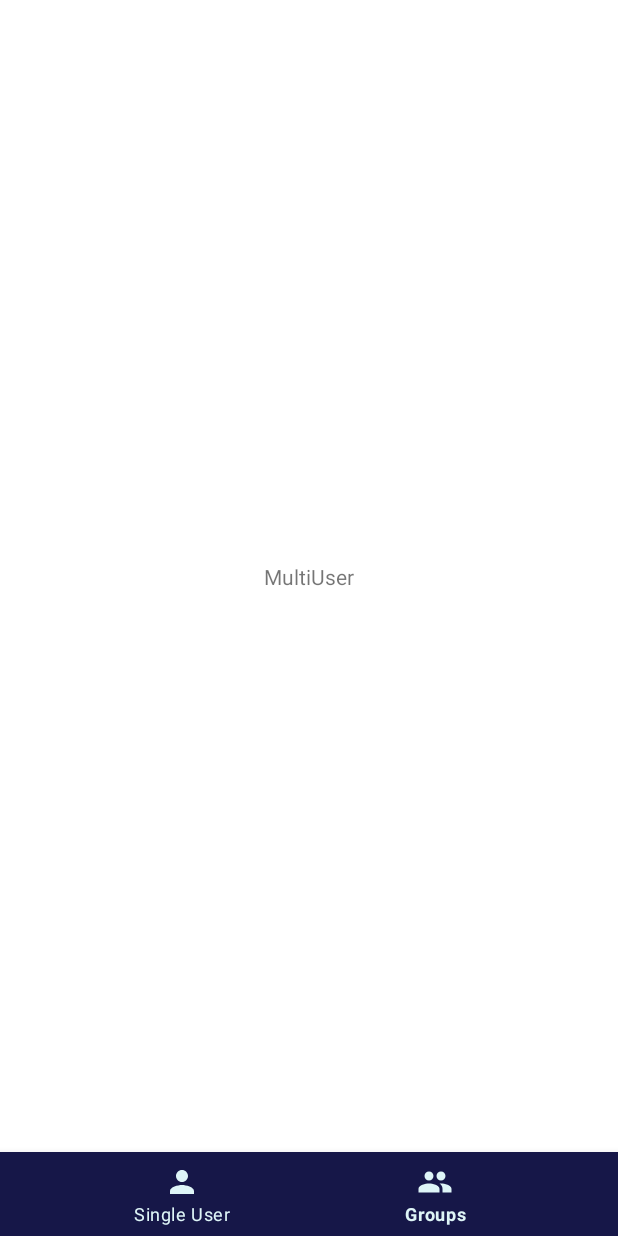
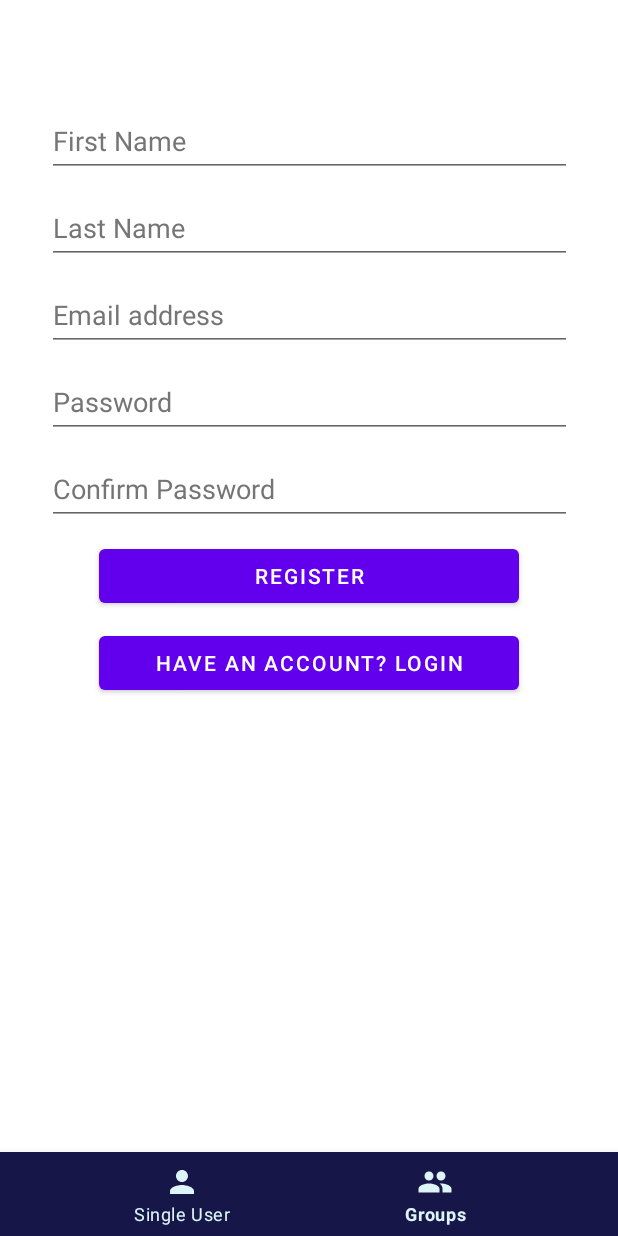
Before and after one commit to ambikabongirwar/Hora, an Android app: the MultiUserFragment screen opened through its navigation route, item 2 of the bottom bar chosen, on a phone screen of 412 x 824 dp. Run offline under Robolectric (Android 15) with nearby library versions, the phone set to English and light mode, and no system bars; our stand-ins replace navigation-ui.

Commit message:
Added register and login fragments along with establishing navigation.

```diff
--- a/app/src/main/java/com/example/miniproject1/multiUser/MultiUserFragment.kt
+++ b/app/src/main/java/com/example/miniproject1/multiUser/MultiUserFragment.kt
@@ -9,16 +9,13 @@ import com.example.miniproject1.R
 
 class MultiUserFragment : Fragment() {
 
-    override fun onCreate(savedInstanceState: Bundle?) {
-        super.onCreate(savedInstanceState)
-    }
-
     override fun onCreateView(
         inflater: LayoutInflater, container: ViewGroup?,
         savedInstanceState: Bundle?
     ): View? {
         // Inflate the layout for this fragment
-        return inflater.inflate(R.layout.fragment_multi_user, container, false)
+        val view: View = inflater.inflate(R.layout.fragment_multi_user, container, false)
+        return view
     }
 
 }
--- /dev/null
+++ b/app/src/main/java/com/example/miniproject1/multiUser/RegisterFragment.kt
@@ -0,0 +1,39 @@
+package com.example.miniproject1.multiUser
+
+import android.os.Bundle
+import androidx.fragment.app.Fragment
+import android.view.LayoutInflater
+import android.view.View
+import android.view.ViewGroup
+import android.widget.Button
+import androidx.navigation.NavController
+import androidx.navigation.Navigation
+import com.example.miniproject1.R
+
+class RegisterFragment : Fragment(), View.OnClickListener {
+
+    var navController: NavController? = null
+
+    override fun onCreateView(
+        inflater: LayoutInflater, container: ViewGroup?,
+        savedInstanceState: Bundle?
+    ): View? {
+        // Inflate the layout for this fragment
+        return inflater.inflate(R.layout.fragment_register, container, false)
+    }
+
+    override fun onViewCreated(view: View, savedInstanceState: Bundle?) {
+        super.onViewCreated(view, savedInstanceState)
+        navController = Navigation.findNavController(view)
+        view.findViewById<Button>(R.id.btnRegisterToLogin).setOnClickListener(this)
+        view.findViewById<Button>(R.id.btnRegister).setOnClickListener(this)
+    }
+
+    override fun onClick(v: View?) {
+        when(v!!.id) {
+            R.id.btnRegister -> navController!!.navigate(R.id.action_registerFragment_to_multiUserFragment)
+            R.id.btnRegisterToLogin -> navController!!.navigate(R.id.action_registerFragment_to_loginFragment)
+        }
+    }
+
+}
--- a/app/src/main/res/layout/fragment_multi_user.xml
+++ b/app/src/main/res/layout/fragment_multi_user.xml
@@ -2,16 +2,16 @@
 <androidx.constraintlayout.widget.ConstraintLayout xmlns:android="http://schemas.android.com/apk/res/android"
     xmlns:app="http://schemas.android.com/apk/res-auto"
     xmlns:tools="http://schemas.android.com/tools"
+    android:id="@+id/frameLayout"
     android:layout_width="match_parent"
     android:layout_height="match_parent"
-    tools:context=".MultiUserFragment">
-
+    tools:context=".multiUser.MultiUserFragment">
 
     <TextView
-    android:id="@+id/textView2"
+        android:id="@+id/textView"
         android:layout_width="wrap_content"
         android:layout_height="wrap_content"
-    android:text="@string/multiuser"
+        android:text="Muti User Fragment"
         app:layout_constraintBottom_toBottomOf="parent"
         app:layout_constraintEnd_toEndOf="parent"
         app:layout_constraintStart_toStartOf="parent"
--- /dev/null
+++ b/app/src/main/res/layout/fragment_register.xml
@@ -0,0 +1,105 @@
+<?xml version="1.0" encoding="utf-8"?>
+<androidx.constraintlayout.widget.ConstraintLayout xmlns:android="http://schemas.android.com/apk/res/android"
+    xmlns:app="http://schemas.android.com/apk/res-auto"
+    xmlns:tools="http://schemas.android.com/tools"
+    android:id="@+id/frameLayout2"
+    android:layout_width="match_parent"
+    android:layout_height="match_parent"
+    tools:context=".multiUser.RegisterFragment" >
+
+    <EditText
+        android:id="@+id/editTextRegisterFirstName"
+        android:layout_width="350dp"
+        android:layout_height="wrap_content"
+        android:ems="10"
+        android:layout_margin="10dp"
+        android:hint="@string/first_name"
+        android:importantForAutofill="no"
+        android:inputType="textPersonName"
+        android:minHeight="48dp"
+        android:textColorHint="#757575"
+        app:layout_constraintBottom_toTopOf="@+id/editTextRegisterLastName"
+        app:layout_constraintEnd_toEndOf="parent"
+        app:layout_constraintStart_toStartOf="parent" />
+
+    <EditText
+        android:id="@+id/editTextRegisterLastName"
+        android:layout_width="350dp"
+        android:layout_height="wrap_content"
+        android:ems="10"
+        android:layout_margin="10dp"
+        android:hint="@string/last_name"
+        android:importantForAutofill="no"
+        android:inputType="textPersonName"
+        android:minHeight="48dp"
+        android:textColorHint="#757575"
+        app:layout_constraintBottom_toTopOf="@+id/editTextRegisterEmailAddress"
+        app:layout_constraintEnd_toEndOf="parent"
+        app:layout_constraintStart_toStartOf="parent" />
+
+    <EditText
+        android:id="@+id/editTextRegisterEmailAddress"
+        android:layout_width="350dp"
+        android:layout_height="wrap_content"
+        android:ems="10"
+        android:layout_margin="10dp"
+        android:hint="@string/email_input"
+        android:importantForAutofill="no"
+        android:inputType="textEmailAddress"
+        android:minHeight="48dp"
+        android:textColorHint="#757575"
+        app:layout_constraintBottom_toTopOf="@+id/editTextRegisterPassword"
+        app:layout_constraintEnd_toEndOf="parent"
+        app:layout_constraintStart_toStartOf="parent" />
+
+    <EditText
+        android:id="@+id/editTextRegisterPassword"
+        android:layout_width="350dp"
+        android:layout_height="wrap_content"
+        android:ems="10"
+        android:layout_margin="10dp"
+        android:hint="@string/password"
+        android:importantForAutofill="no"
+        android:inputType="numberPassword"
+        android:minHeight="48dp"
+        android:textColorHint="#757575"
+        app:layout_constraintBottom_toTopOf="@+id/editTextRegisterConfirmPassword"
+        app:layout_constraintEnd_toEndOf="parent"
+        app:layout_constraintStart_toStartOf="parent" />
+
+    <EditText
+        android:id="@+id/editTextRegisterConfirmPassword"
+        android:layout_width="350dp"
+        android:layout_height="wrap_content"
+        android:ems="10"
+        android:layout_margin="10dp"
+        android:hint="@string/confirm_password"
+        android:importantForAutofill="no"
+        android:inputType="numberPassword"
+        android:minHeight="48dp"
+        android:textColorHint="#757575"
+        app:layout_constraintBottom_toTopOf="@+id/btnRegister"
+        app:layout_constraintEnd_toEndOf="parent"
+        app:layout_constraintStart_toStartOf="parent" />
+
+    <Button
+        android:id="@+id/btnRegister"
+        android:layout_width="280dp"
+        android:layout_margin="10dp"
+        android:layout_height="wrap_content"
+        android:text="@string/register"
+        app:layout_constraintBottom_toBottomOf="parent"
+        app:layout_constraintEnd_toEndOf="parent"
+        app:layout_constraintStart_toStartOf="parent"
+        app:layout_constraintTop_toTopOf="parent" />
+
+    <Button
+        android:id="@+id/btnRegisterToLogin"
+        android:layout_width="280dp"
+        android:layout_margin="10dp"
+        android:layout_height="wrap_content"
+        android:text="@string/login_if_registered"
+        app:layout_constraintEnd_toEndOf="parent"
+        app:layout_constraintStart_toStartOf="parent"
+        app:layout_constraintTop_toBottomOf="@+id/btnRegister" />
+</androidx.constraintlayout.widget.ConstraintLayout>
--- a/app/src/main/res/menu/bottom_menu.xml
+++ b/app/src/main/res/menu/bottom_menu.xml
@@ -7,6 +7,6 @@
         android:icon="@drawable/ic_single_user"/>
 
     <item android:title = "Groups"
-        android:id="@+id/multiUserFragment"
+        android:id="@+id/registerFragment"
         android:icon="@drawable/ic_multi_user"/>
 </menu>
--- a/app/src/main/res/navigation/nav_graph.xml
+++ b/app/src/main/res/navigation/nav_graph.xml
@@ -22,7 +22,8 @@
         android:id="@+id/multiUserFragment"
         android:name="com.example.miniproject1.multiUser.MultiUserFragment"
         android:label="fragment_multi_user"
-        tools:layout="@layout/fragment_multi_user" />
+        tools:layout="@layout/fragment_multi_user" >
+    </fragment>
     <fragment
         android:id="@+id/tasksFragment"
         android:name="com.example.miniproject1.singleUser.tasks.TasksFragment"
@@ -33,5 +34,26 @@
         android:name="com.example.miniproject1.singleUser.moodCheck.MoodCheckFragment"
         android:label="fragment_mood_check"
         tools:layout="@layout/fragment_mood_check" />
+    <fragment
+        android:id="@+id/loginFragment"
+        android:name="com.example.miniproject1.multiUser.LoginFragment"
+        android:label="fragment_login"
+        tools:layout="@layout/fragment_login" >
+        <action
+            android:id="@+id/action_loginFragment_to_multiUserFragment"
+            app:destination="@id/multiUserFragment" />
+    </fragment>
+    <fragment
+        android:id="@+id/registerFragment"
+        android:name="com.example.miniproject1.multiUser.RegisterFragment"
+        android:label="fragment_register"
+        tools:layout="@layout/fragment_register" >
+        <action
+            android:id="@+id/action_registerFragment_to_loginFragment"
+            app:destination="@id/loginFragment" />
+        <action
+            android:id="@+id/action_registerFragment_to_multiUserFragment"
+            app:destination="@id/multiUserFragment" />
+    </fragment>
 
 </navigation>
--- a/app/src/main/res/values/strings.xml
+++ b/app/src/main/res/values/strings.xml
@@ -9,4 +9,13 @@
     <string name="mood_check">Mood Check</string>
     <string name="enter_task">Enter Task</string>
     <string name="add_task">Add</string>
+
+    <string name="email_input">Email address</string>
+    <string name="password">Password</string>
+    <string name="first_name">First Name</string>
+    <string name="last_name">Last Name</string>
+    <string name="confirm_password">Confirm Password</string>
+    <string name="register">Register</string>
+    <string name="login">Login</string>
+    <string name="login_if_registered">Have an account? Login</string>
 </resources>
```
Also changed, not shown: app/src/main/java/com/example/miniproject1/multiUser/LoginFragment.kt (added, +37 -0 lines), app/src/main/res/layout/fragment_login.xml (added, +51 -0 lines). Lines whose indentation alone changed are shown as unchanged.
